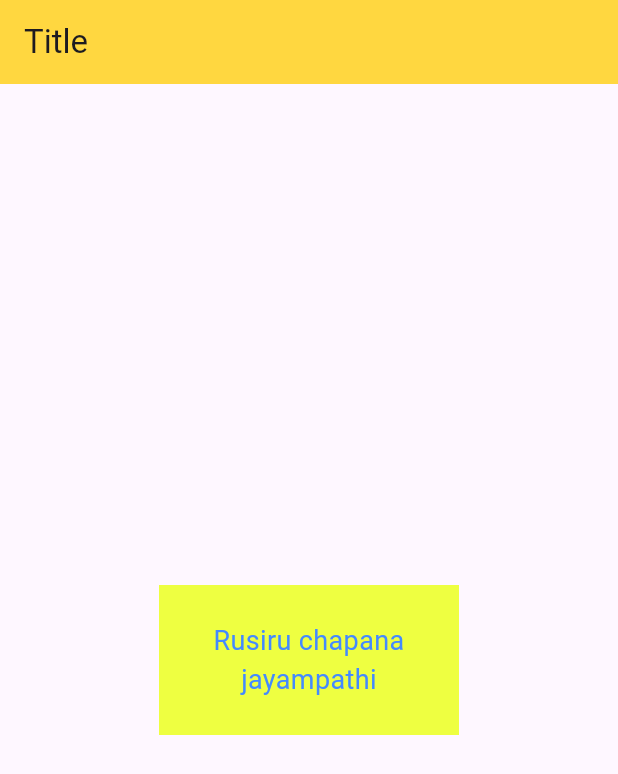
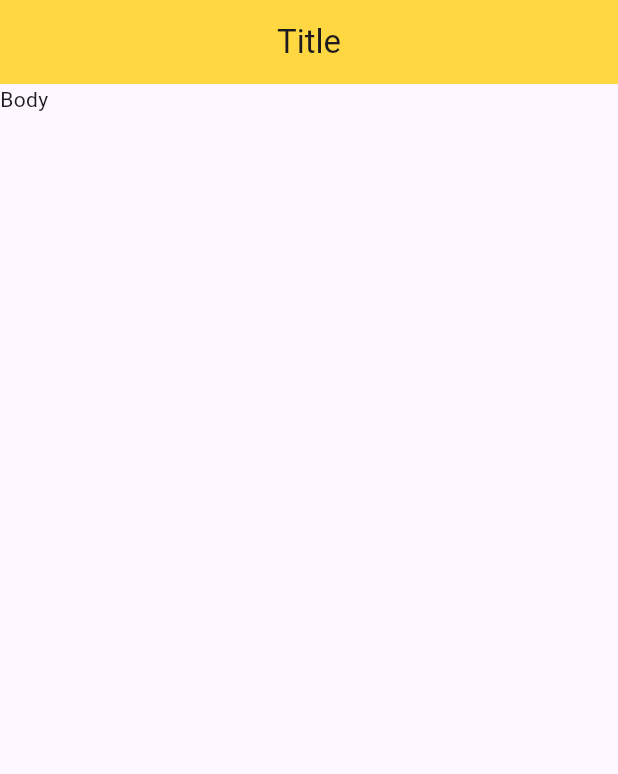
Before and after one commit to rusiruchapana/Flutter_learn, a Flutter app: the screen it shows after launch, on a phone screen of 412 x 824 dp. Shown: the top 774 px of the screen. Run offline on Flutter 3.47's test engine with Material 3 defaults, Android fonts, the phone set to English and light mode, and no system bars.

Commit message:
refactor the code.

```diff
--- /dev/null
+++ b/lib/home.dart
@@ -0,0 +1,16 @@
+import 'package:flutter/material.dart';
+
+class Home extends StatelessWidget {
+  const Home({Key? key}) : super(key: key);
+
+  @override
+  Widget build(BuildContext context) {
+    return Scaffold(
+      appBar: AppBar(
+        title: const Center(child: Text("Title")),
+        backgroundColor: Colors.amberAccent,
+      ),
+      body: const Text("Body"),
+    );
+  }
+}
--- a/lib/main.dart
+++ b/lib/main.dart
@@ -1,34 +1,6 @@
+import 'package:cofee_card/home.dart';
 import 'package:flutter/material.dart';
 
 void main() {
-  runApp(MaterialApp(
-    home: Scaffold(
-      appBar: AppBar(
-        title: const Text("Title"),
-        backgroundColor: Colors.amberAccent,
-      ),
-      body: const Home(),
-    ),
-  ));
+  runApp(const MaterialApp(home: Home()));
 }
-
-class Home extends StatelessWidget {
-  const Home({Key? key}) : super(key: key);
-
-  @override
-  Widget build(BuildContext context) {
-    return Center(
-      child: Container(
-        color: Colors.limeAccent,
-        alignment: Alignment.center,
-        width: 200,
-        height: 100,
-        child: const Text(
-          "Rusiru chapana jayampathi",
-          style: TextStyle(fontSize: 18, color: Colors.blueAccent),
-          textAlign: TextAlign.center,
-        ),
-      ),
-    );
-  }
-}
```
